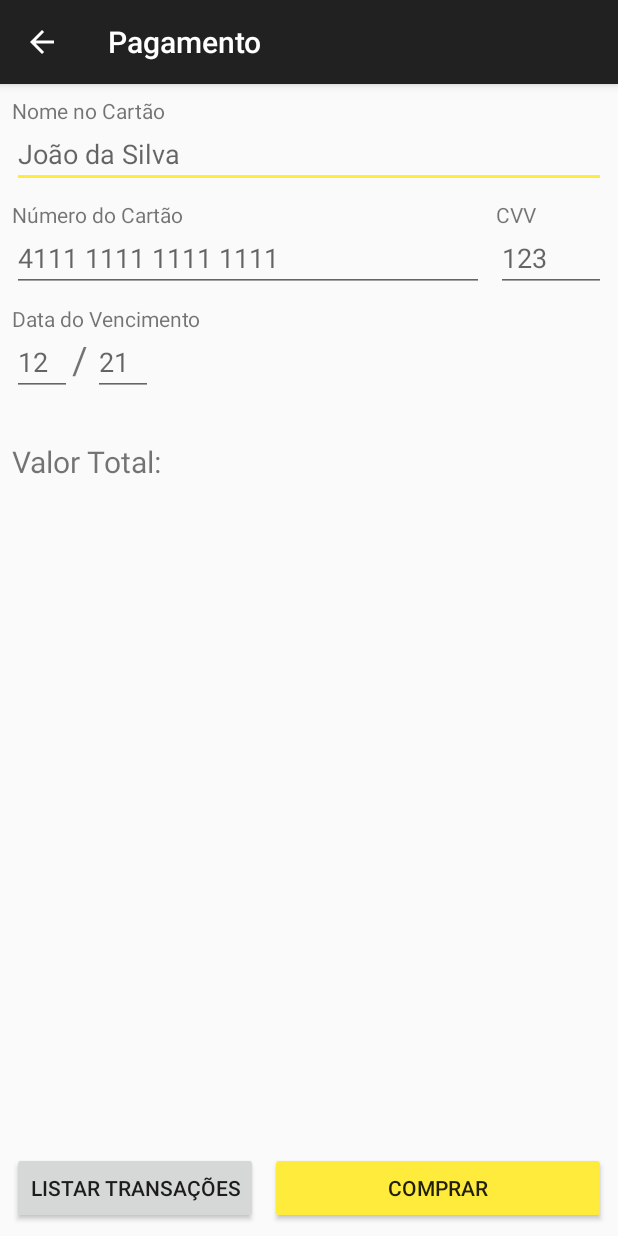
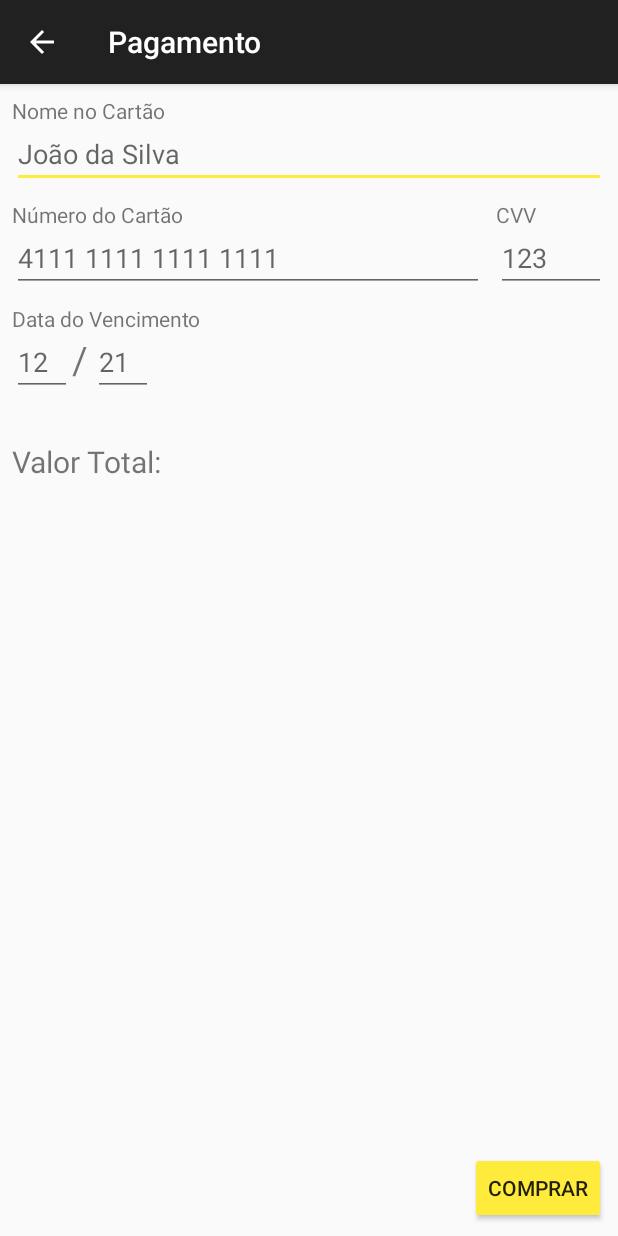
Before and after one commit to FourAndSurfer/VirtualStore, an Android app: the PagamentoActivity screen opened directly, with no data from a screen before it, on a phone screen of 412 x 824 dp. Run offline under Robolectric (Android 15) with nearby library versions, the phone set to English and light mode, and no system bars; 1 statement that could not run was skipped.

Commit message:
alteração do botao de listar transaçoes para main

```diff
--- a/app/src/main/java/com/example/victo/virtualstore/MainActivity.java
+++ b/app/src/main/java/com/example/victo/virtualstore/MainActivity.java
@@ -18,6 +18,11 @@ public class MainActivity extends AppCompatActivity {
         btItens  = (Button) findViewById(R.id.btItens);
     }
 
+    public void btnlistar(View v){
+        Intent i = new Intent(MainActivity.this, TransacoesActivity.class);
+        startActivity(i);
+    }
+
     //Ir para tela iten
     public void telaItem (View V){
         Intent intent = new Intent(MainActivity.this, ItensActivity.class);
--- a/app/src/main/res/layout/activity_pagamento.xml
+++ b/app/src/main/res/layout/activity_pagamento.xml
@@ -129,17 +129,7 @@
         app:layout_constraintTop_toBottomOf="@+id/textView11"
         android:layout_marginRight="8dp" />
 
-    <Button
-        android:id="@+id/btListar"
-        android:layout_width="wrap_content"
-        android:layout_height="wrap_content"
-        android:layout_marginBottom="8dp"
-        android:layout_marginStart="8dp"
-        android:onClick="btnlistar"
-        android:text="@string/list_transactions"
-        app:layout_constraintBottom_toBottomOf="parent"
-        app:layout_constraintStart_toStartOf="parent"
-        android:layout_marginLeft="8dp" />
+
 
     <EditText
         android:id="@+id/creditCardEditText"
```
Also changed, not shown: app/src/main/java/com/example/victo/virtualstore/PagamentoActivity.java (+8 -4 lines), app/src/main/res/layout/activity_main.xml (+12 -0 lines).
